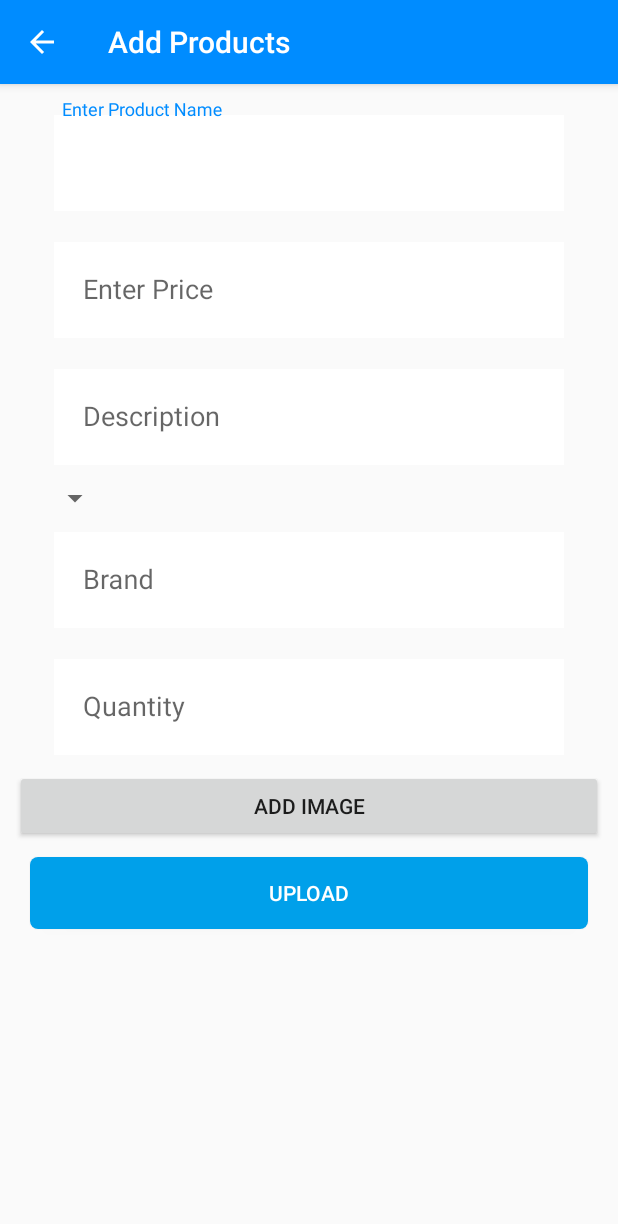
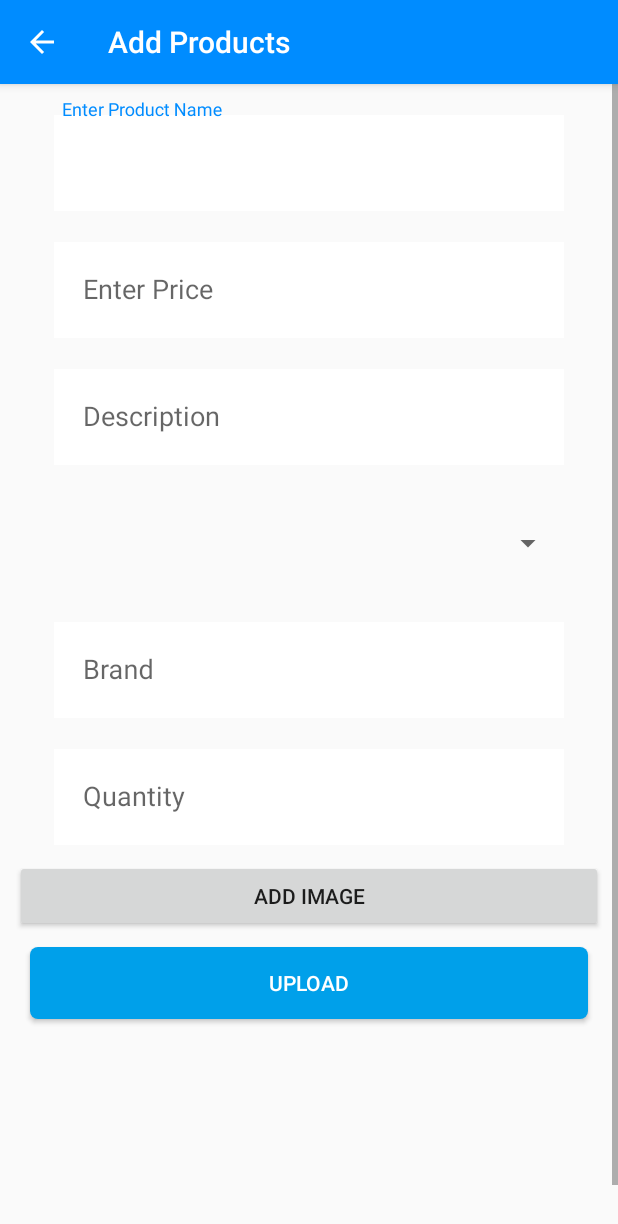
Before and after one commit to Pooja0504/Vendor-Shopping-Point, an Android app: the AddProductActivity screen opened directly, with no data from a screen before it, on a phone screen of 412 x 824 dp. Shown: the top 1224 px of the screen. Run offline under Robolectric (Android 15) with nearby library versions, the phone set to English and light mode, and no system bars; our stand-ins replace data binding.

Commit message:
updated spinner ui

```diff
--- a/app/src/main/res/layout/activity_add_product.xml
+++ b/app/src/main/res/layout/activity_add_product.xml
@@ -111,8 +111,8 @@
                     </TableRow>
 
                     <TableRow
-                        android:layout_width="match_parent"
-                        android:layout_height="wrap_content"
+                        android:layout_width="340dp"
+                        android:layout_height="64dp"
                         android:gravity="center"
                         android:weightSum="10">
 
@@ -120,11 +120,11 @@
 
                             <androidx.appcompat.widget.AppCompatSpinner
                                 android:id="@+id/category_spinner"
-                                android:layout_width="wrap_content"
-                                android:layout_height="@dimen/dimen24dp"
-
-
-/>                        </com.google.android.material.textfield.TextInputLayout>
+                                android:layout_width="match_parent"
+                                android:layout_height="64dp"
+                                android:layout_margin="10dp"
+                                android:padding="@dimen/dimen10dp"/>
+                        </com.google.android.material.textfield.TextInputLayout>
                     </TableRow>
 
                     <TableRow
--- a/app/src/main/res/layout/product_list.xml
+++ b/app/src/main/res/layout/product_list.xml
@@ -64,6 +64,7 @@
             android:textAppearance="@style/Base.TextAppearance.AppCompat.Large"
             android:textStyle="bold" />
 
+
         <Button
             android:id="@+id/status"
             android:layout_width="match_parent"
```
